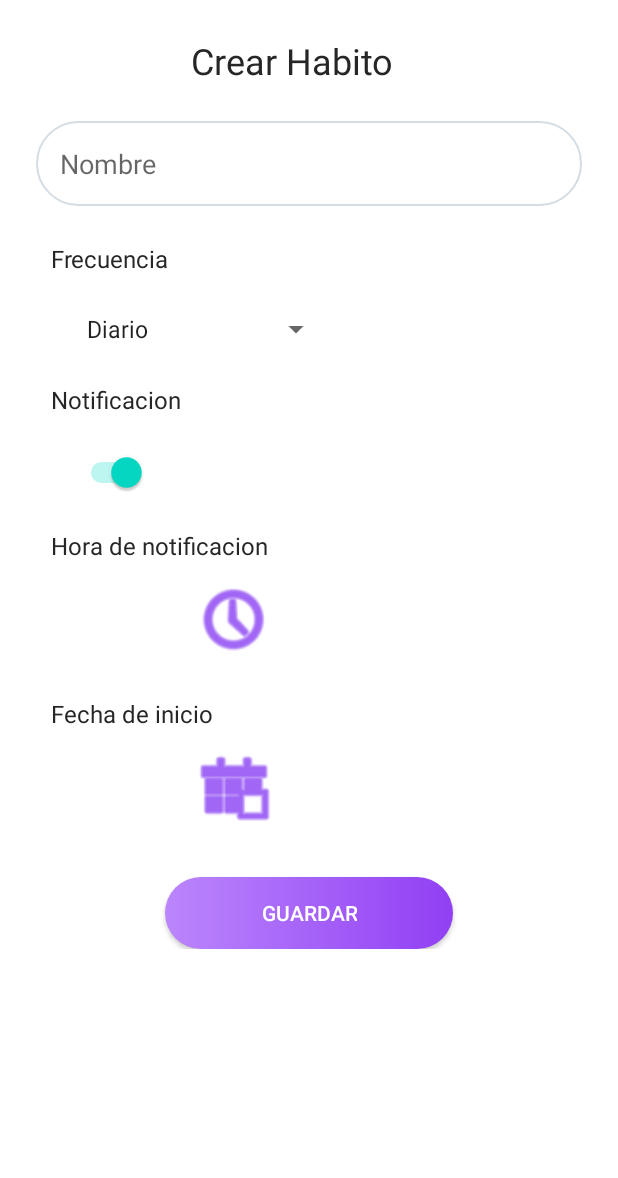
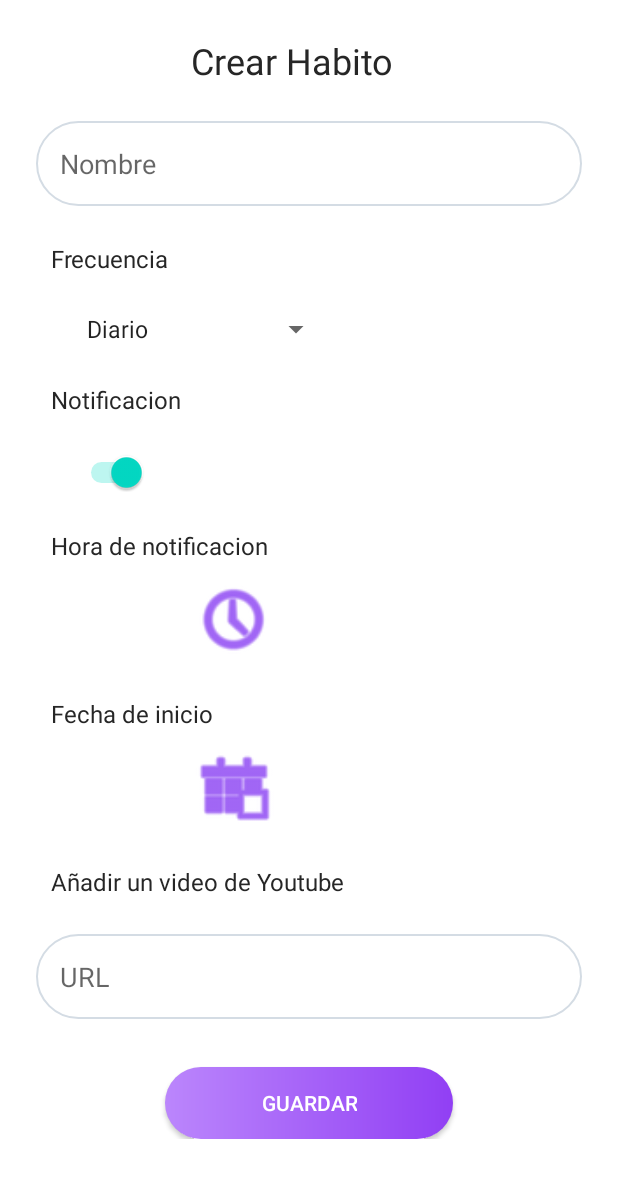
Before and after one commit to S4ND1X/AtomicTracker, an Android app: the CreateHabitActivity screen opened directly, with no data from a screen before it, on a phone screen of 412 x 824 dp. Shown: the top 1178 px of the screen. Run offline under Robolectric (Android 15) with nearby library versions, the phone set to English and light mode, and no system bars; our stand-ins replace Firebase (no records; nobody signed in at launch, a user with empty details on screens opened directly).

Commit message:
almostfeat embed video

```diff
--- a/app/build.gradle
+++ b/app/build.gradle
@@ -42,6 +42,7 @@ dependencies {
     implementation 'com.google.android.material:material:1.4.0'
     implementation 'androidx.constraintlayout:constraintlayout:2.1.2'
     implementation 'com.google.firebase:firebase-database-ktx:20.0.3'
+    implementation files('../.idea/libraries/YouTubeAndroidPlayerApi.jar')
     testImplementation 'junit:junit:'
     androidTestImplementation 'androidx.test.ext:junit:1.1.3'
     androidTestImplementation 'androidx.test.espresso:espresso-core:3.4.0'
--- a/app/src/main/AndroidManifest.xml
+++ b/app/src/main/AndroidManifest.xml
@@ -3,6 +3,7 @@
     package="com.example.atomictracker">
 
     <uses-permission android:name="android.permission.SCHEDULE_EXACT_ALARM" />
+    <uses-permission android:name="android.permission.INTERNET" />
 
     <application
         android:allowBackup="true"
--- a/app/src/main/java/com/example/atomictracker/MyAdapter.kt
+++ b/app/src/main/java/com/example/atomictracker/MyAdapter.kt
@@ -40,6 +40,7 @@ class MyAdapter(private val habitList: ArrayList<HabitDTO>, private val padre: C
         holder.notification.text = if (currentItem.notification) "Activadas" else "Desactivadas"
         holder.start.text = date
         holder.hour.text = time
+        holder.video.text = currentItem.url
         holder.delete.setOnClickListener {
             val user: String = Firebase.auth.currentUser?.email?.split('@')?.get(0).toString()
             myRef.child(user).child(currentItem.id).removeValue()
@@ -51,6 +52,7 @@ class MyAdapter(private val habitList: ArrayList<HabitDTO>, private val padre: C
             intent.putExtra("notificacion",if (currentItem.notification) "Activadas" else "Desactivadas")
             intent.putExtra("inicio",date)
             intent.putExtra("hora",time)
+            intent.putExtra("video", currentItem.url)
             padre.startActivity(intent)
         }
     }
@@ -68,6 +70,7 @@ class MyAdapter(private val habitList: ArrayList<HabitDTO>, private val padre: C
         val hour: TextView = itemView.findViewById(R.id.hour_card)
         val delete: Button = itemView.findViewById(R.id.delete_card)
         val detail: Button = itemView.findViewById(R.id.detail_card)
+        val video: TextView = itemView.findViewById(R.id.video_card)
     }
 
 }
--- a/app/src/main/res/layout/activity_create_habit.xml
+++ b/app/src/main/res/layout/activity_create_habit.xml
@@ -1,5 +1,6 @@
 <?xml version="1.0" encoding="utf-8"?>
-<androidx.constraintlayout.widget.ConstraintLayout xmlns:android="http://schemas.android.com/apk/res/android"
+
+<ScrollView xmlns:android="http://schemas.android.com/apk/res/android"
     xmlns:app="http://schemas.android.com/apk/res-auto"
     xmlns:tools="http://schemas.android.com/tools"
     android:layout_width="match_parent"
@@ -144,6 +145,33 @@
             android:textColor="@color/white"
             tools:text="@string/date_picker" />
 
+        <TextView
+            android:id="@+id/ytTextView"
+            android:layout_width="match_parent"
+            android:layout_height="wrap_content"
+            android:layout_marginStart="34dp"
+            android:layout_marginTop="24dp"
+            android:layout_marginEnd="28dp"
+            android:gravity="start"
+            android:text="@string/youtube_title"
+            android:textColor="@color/black_500"
+            android:textSize="16sp" />
+
+        <EditText
+            android:id="@+id/habit_video"
+            android:layout_width="match_parent"
+            android:layout_height="wrap_content"
+            android:layout_marginLeft="24dp"
+            android:layout_marginTop="24dp"
+            android:layout_marginRight="24dp"
+            android:background="@drawable/ic_field"
+            android:drawablePadding="16dp"
+            android:ems="10"
+            android:hint="@string/url"
+            android:inputType="textShortMessage"
+            android:maxLength="16"
+            android:padding="16dp" />
+
         <androidx.appcompat.widget.AppCompatButton
             android:id="@+id/createHabitButton"
             android:layout_width="wrap_content"
@@ -157,5 +185,7 @@
             android:textColor="@color/white"
             tools:text="@string/create_habit" />
 
+
+
     </LinearLayout>
-</androidx.constraintlayout.widget.ConstraintLayout>
+</ScrollView>
--- a/app/src/main/res/values/strings.xml
+++ b/app/src/main/res/values/strings.xml
@@ -49,4 +49,8 @@
     <string name="habit_list">Lista de Habitos</string>
     <string name="detalles">Detalles</string>
     <string name="na">No Disponible</string>
+    <string name="youtube_title">Añadir un video de Youtube</string>
+    <string name="url">URL</string>
+    <string name="video_card">Video:</string>
+    <string name="video">Video</string>
 </resources>
```
Also changed, not shown: app/src/main/java/com/example/atomictracker/DetailHabitActivity.kt (+31 -0 lines), app/src/main/java/com/example/atomictracker/HabitDTO.kt (+6 -2 lines), app/src/main/res/layout/activity_detail_habit.xml (+33 -8 lines), app/src/main/res/layout/habit_item.xml (+25 -0 lines).
